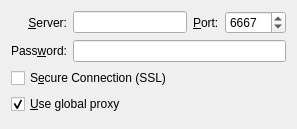
Qt form src/irc/serverdialogui.ui (KDE/konversation) before a commit.
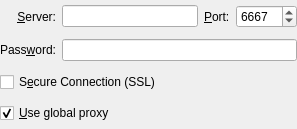
The same form after that commit. Custom widgets are drawn as their Qt base class.

Commit message: Use consistently usual margins around dialogs

What changed in the file:
```diff
--- a/src/irc/serverdialogui.ui
+++ b/src/irc/serverdialogui.ui
@@ -17,6 +17,9 @@
    </sizepolicy>
   </property>
   <layout class="QGridLayout" name="gridLayout">
+   <property name="margin">
+    <number>0</number>
+   </property>
    <item row="0" column="0">
     <widget class="QLabel" name="serverLbl">
      <property name="text">
```
The commit also changes 5 other files.
